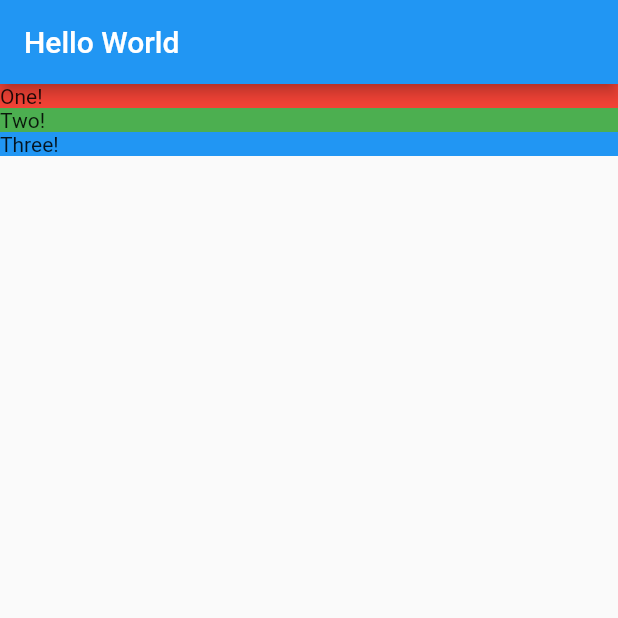
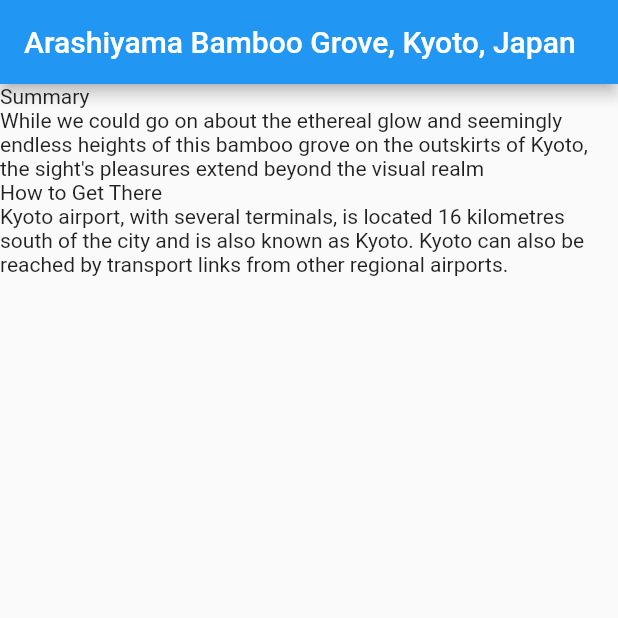
Before and after one commit to anotherlusitano/flutter-the-basics, a Flutter app: the screen it shows after launch, on a phone screen of 412 x 824 dp, the top half of it. Run offline on Flutter 3.47's test engine with Material 2 defaults, Android fonts, the phone set to English and light mode, and no system bars.

Commit message:
Finished lesson 4

```diff
--- a/lib/location_detail.dart
+++ b/lib/location_detail.dart
@@ -1,32 +1,36 @@
 import 'package:flutter/material.dart';
+import 'models/location.dart';
 
 class LocationDetail extends StatelessWidget {
-  const LocationDetail({super.key});
+  final Location location;
+
+  const LocationDetail(this.location, {super.key});
 
   @override
   Widget build(BuildContext context) {
     return Scaffold(
-      appBar: AppBar(
-        title: const Text("Hello World"),
-      ),
-      body: Column(
-        mainAxisAlignment: MainAxisAlignment.start,
-        crossAxisAlignment: CrossAxisAlignment.stretch,
-        children: [
-          _section("One!", Colors.red),
-          _section("Two!", Colors.green),
-          _section("Three!", Colors.blue),
-        ],
-      ),
-    );
+        appBar: AppBar(title: Text(location.name)),
+        body: Column(
+          mainAxisAlignment: MainAxisAlignment.start,
+          crossAxisAlignment: CrossAxisAlignment.stretch,
+          children: _renderFacts(location),
+        ));
   }
 
-  Widget _section(String title, Color color) {
-    return Container(
-      decoration: BoxDecoration(
-        color: color,
-      ),
-      child: Text(title),
-    );
+  List<Widget> _renderFacts(Location location) {
+    final result = <Widget>[];
+    for (int i = 0; i < location.facts.length; i++) {
+      result.add(_sectionTitle(location.facts[i].title));
+      result.add(_sectionText(location.facts[i].text));
+    }
+    return result;
+  }
+
+  Widget _sectionTitle(String text) {
+    return Text(text);
+  }
+
+  Widget _sectionText(String text) {
+    return Text(text);
   }
 }
--- a/lib/main.dart
+++ b/lib/main.dart
@@ -1,11 +1,10 @@
 import 'package:flutter/material.dart';
+import 'models/location.dart';
 import 'location_detail.dart';
+import 'mocks/mock_location.dart';
 
 void main() {
-  runApp(
-    const MaterialApp(
-      debugShowCheckedModeBanner: false,
-      home: LocationDetail(),
-    ),
-  );
+  final Location mockLocation = MockLocation.FetchAny();
+
+  return runApp(MaterialApp(home: LocationDetail(mockLocation)));
 }
--- /dev/null
+++ b/lib/mocks/mock_location.dart
@@ -0,0 +1,21 @@
+import '../models/location.dart';
+import '../models/location_fact.dart';
+
+mixin MockLocation implements Location {
+  static Location FetchAny() {
+    return Location(
+        name: 'Arashiyama Bamboo Grove, Kyoto, Japan',
+        url:
+            'https://cdn-images-1.medium.com/max/2000/1*vdJuSUKWl_SA9Lp-32ebnA.jpeg',
+        facts: <LocationFact>[
+          LocationFact(
+              title: 'Summary',
+              text:
+                  'While we could go on about the ethereal glow and seemingly endless heights of this bamboo grove on the outskirts of Kyoto, the sight\'s pleasures extend beyond the visual realm'),
+          LocationFact(
+              title: 'How to Get There',
+              text:
+                  'Kyoto airport, with several terminals, is located 16 kilometres south of the city and is also known as Kyoto. Kyoto can also be reached by transport links from other regional airports.')
+        ]);
+  }
+}
--- /dev/null
+++ b/lib/models/location.dart
@@ -0,0 +1,8 @@
+import './location_fact.dart';
+
+class Location {
+  final String name;
+  final String url;
+  final List<LocationFact> facts;
+  Location({required this.name, required this.url, required this.facts});
+}
--- /dev/null
+++ b/lib/models/location_fact.dart
@@ -0,0 +1,5 @@
+class LocationFact {
+  final String title;
+  final String text;
+  LocationFact({required this.title, required this.text});
+}
```
